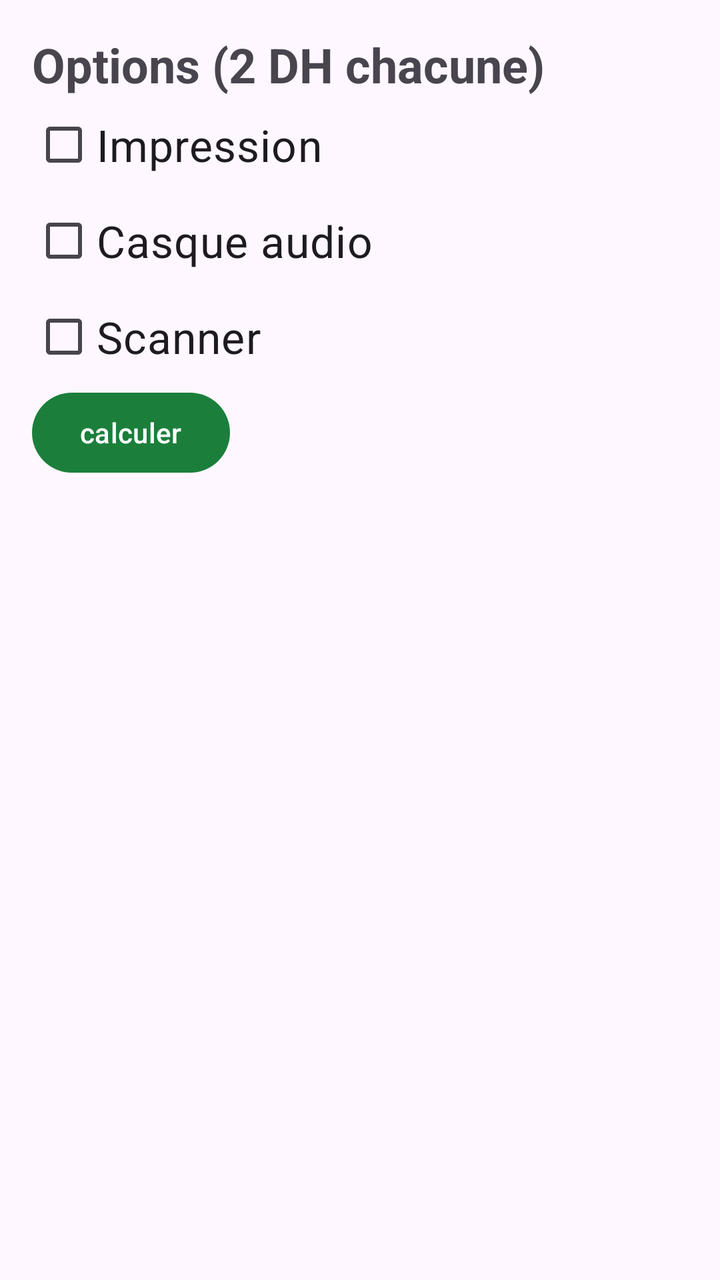
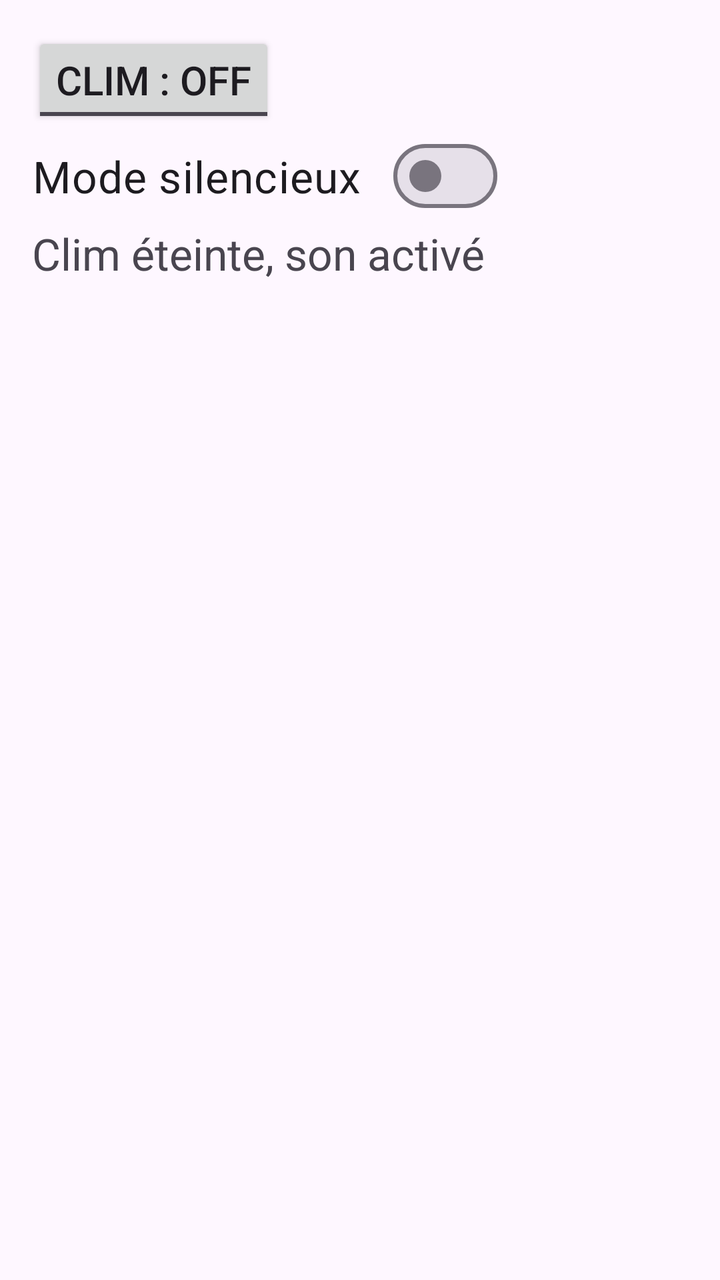

The first picture is an Android layout as it rendered before a commit; the second is the same layout after the commit. The layout source and the unified diff follow.
<!-- AndroidManifest.xml: application theme Theme.AlAmal -->
<!-- res/layout/activity_playground.xml -->
<?xml version="1.0" encoding="utf-8"?>
<LinearLayout xmlns:android="http://schemas.android.com/apk/res/android"
    xmlns:tools="http://schemas.android.com/tools"
    android:id="@+id/main"
    android:layout_width="match_parent"
    android:layout_height="match_parent"
    android:orientation="vertical"
    android:padding="16dp"
    tools:context=".PlaygroundActivity">

    
    
    
    
    
    


    
    
    
    
    
    
    
    
    


    
    
    
    
    
    
    
    
    
    
    
    
    
    
    
    
    


    
    
    
    
    
    
    
    
    
    
    
    
    
    
    
    
    
    
    
    
    
    
    
    
    
    
    
    
    
    
    
    
    
    
    
    
    
    
    
    
    
    
    
    
    
    
    
    
    
    
    
    
    
    
    
    
    
    
    

    
    
    
    
    
    
    
    
    
    
    
    
    


    
    
    
    
    
    
    
    
    
    
    
    
    <TextView
        android:layout_width="wrap_content"
        android:layout_height="wrap_content"
        android:text="Options (2 DH chacune)"
        android:textSize="24sp"
        android:textStyle="bold" />

    <CheckBox
        android:id="@+id/chkImpression"
        android:layout_width="wrap_content"
        android:layout_height="wrap_content"
        android:text="Impression"
        android:textSize="22sp" />

    <CheckBox
        android:id="@+id/chkCasque"
        android:layout_width="wrap_content"
        android:layout_height="wrap_content"
        android:text="Casque audio"
        android:textSize="22sp" />

    <CheckBox
        android:id="@+id/chkScanner"
        android:layout_width="wrap_content"
        android:layout_height="wrap_content"
        android:text="Scanner"
        android:textSize="22sp" />

    <Button
        android:id="@+id/btnTotal"
        android:layout_width="wrap_content"
        android:layout_height="wrap_content"
        android:text="calculer" />

    <TextView
        android:id="@+id/txtTotal"
        android:layout_width="wrap_content"
        android:layout_height="wrap_content"
        android:textSize="22sp" />
    />


</LinearLayout>
<!-- resources referenced by this layout -->
<resources>
  <style name="Theme.AlAmal" parent="Theme.Material3.DayNight">
          <item name="colorPrimary">#FF1B7F3B</item>
      </style>
</resources>

<!-- the commit's change to res/layout/activity_playground.xml (unified diff, before → after) -->
@@ -133,46 +133,68 @@
     
     
     
-    <TextView
+
+
+
+
+
+
+
+
+
+
+
+
+
+
+
+
+
+
+
+
+
+
+
+
+
+
+
+
+
+
+
+
+
+
+
+
+
+
+
+
+    
+
+    
+    <ToggleButton
+        android:id="@+id/tglClim"
         android:layout_width="wrap_content"
         android:layout_height="wrap_content"
-        android:text="Options (2 DH chacune)"
-        android:textSize="24sp"
-        android:textStyle="bold" />
-
-    <CheckBox
-        android:id="@+id/chkImpression"
+        android:textOff="Clim : OFF"
+        android:textOn="Clim : ON"
+        android:textSize="20sp" />
+    <com.google.android.material.materialswitch.MaterialSwitch
+        android:id="@+id/swSilence"
         android:layout_width="wrap_content"
         android:layout_height="wrap_content"
-        android:text="Impression"
+        android:text="Mode silencieux"
         android:textSize="22sp" />
-
-    <CheckBox
-        android:id="@+id/chkCasque"
+    <TextView
+        android:id="@+id/txtEtat"
         android:layout_width="wrap_content"
         android:layout_height="wrap_content"
-        android:text="Casque audio"
+        android:text="Clim éteinte, son activé"
         android:textSize="22sp" />
 
-    <CheckBox
-        android:id="@+id/chkScanner"
-        android:layout_width="wrap_content"
-        android:layout_height="wrap_content"
-        android:text="Scanner"
-        android:textSize="22sp" />
-
-    <Button
-        android:id="@+id/btnTotal"
-        android:layout_width="wrap_content"
-        android:layout_height="wrap_content"
-        android:text="calculer" />
-
-    <TextView
-        android:id="@+id/txtTotal"
-        android:layout_width="wrap_content"
-        android:layout_height="wrap_content"
-        android:textSize="22sp" />
-    />
-
 
 </LinearLayout>
